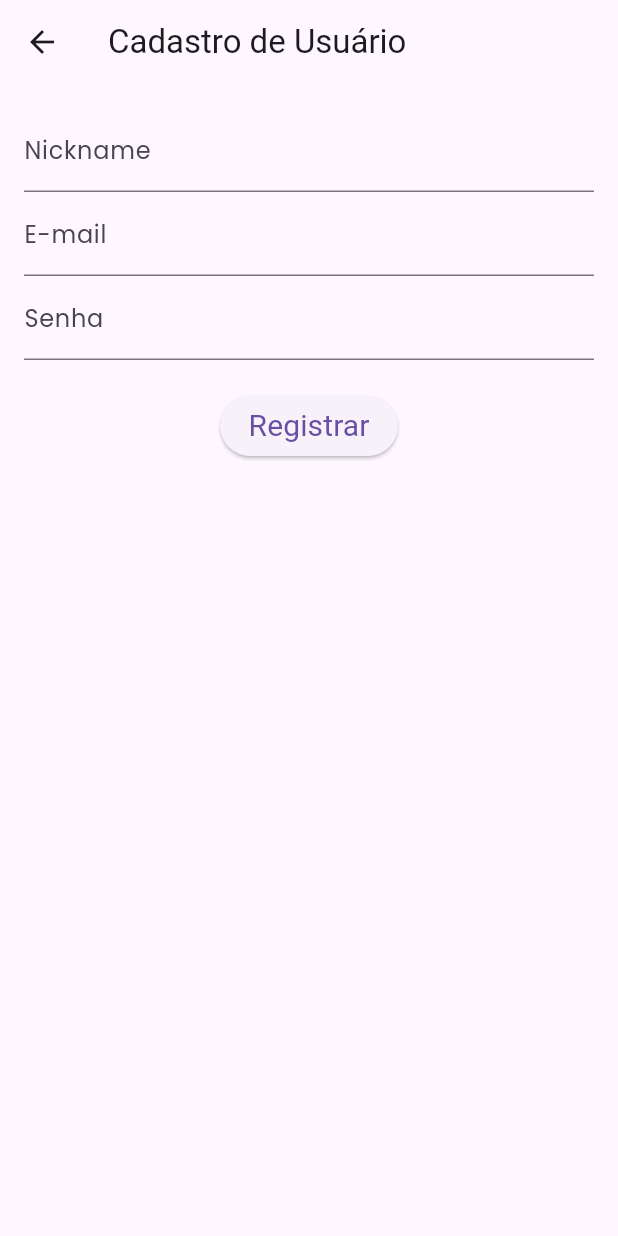
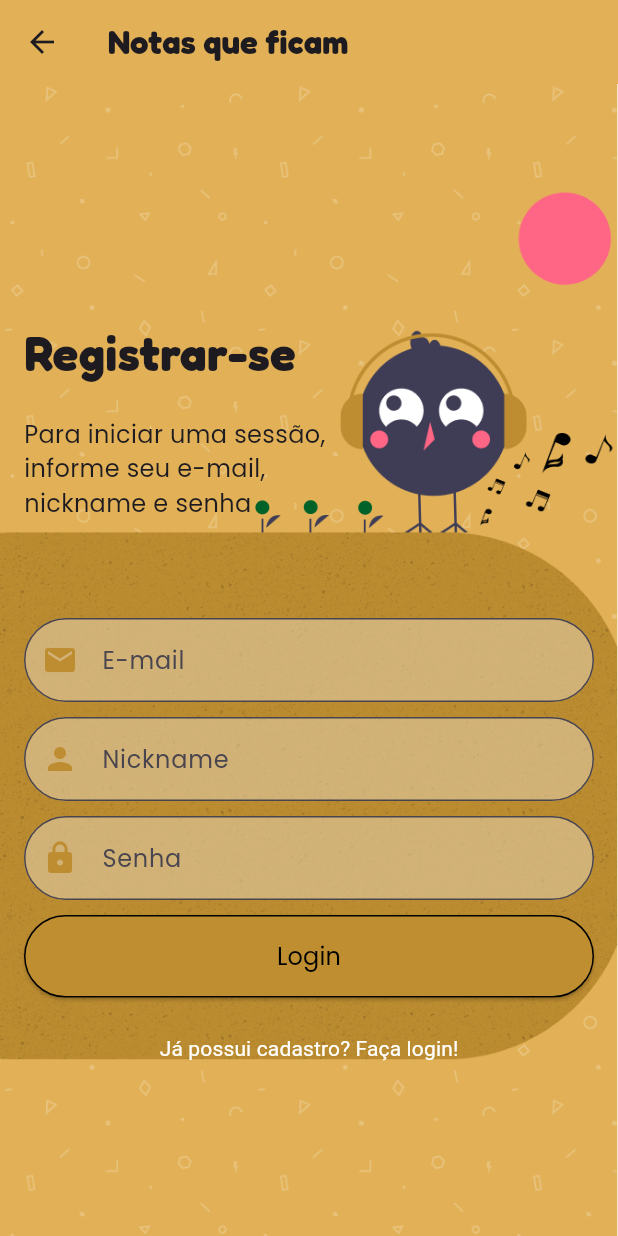
Before and after one commit to irythill/notas_que_ficam, a Flutter app: the RegisterScreen screen opened directly, on a phone screen of 412 x 824 dp. Run offline on Flutter 3.47's test engine with Material 3 defaults, Android fonts, the light colour scheme and no system bars; our stand-ins replace audioplayers, sqflite; accounts and stored records are empty; Roboto replaces fonts that are missing (RockSalt).

Commit message:
lots of changes lmao forgot to commit

```diff
--- a/lib/register_screen.dart
+++ /dev/null
@@ -1,133 +0,0 @@
-import 'package:flutter/material.dart';
-import 'services/database_helper.dart';
-import 'login_screen.dart';
-
-class RegisterScreen extends StatefulWidget {
-  const RegisterScreen({super.key});
-
-  @override
-  _RegisterScreenState createState() => _RegisterScreenState();
-}
-
-class _RegisterScreenState extends State<RegisterScreen> {
-  final _formKey = GlobalKey<FormState>();
-  final _nicknameController = TextEditingController();
-  final _emailController = TextEditingController();
-  final _passwordController = TextEditingController();
-
-  @override
-  void dispose() {
-    _nicknameController.dispose();
-    _emailController.dispose();
-    _passwordController.dispose();
-    super.dispose();
-  }
-
-  Future<void> _register() async {
-    if (_formKey.currentState!.validate()) {
-      // Verificar se o nickname já existe
-      List<Map<String, dynamic>> existingUsers =
-          await DatabaseHelper().getUsers();
-      bool nicknameExists = existingUsers
-          .any((user) => user['nickname'] == _nicknameController.text);
-      bool emailExists =
-          existingUsers.any((user) => user['email'] == _emailController.text);
-
-      if (nicknameExists) {
-        ScaffoldMessenger.of(context).showSnackBar(
-          const SnackBar(content: Text('Nickname já está em uso!')),
-        );
-        return;
-      }
-
-      if (emailExists) {
-        ScaffoldMessenger.of(context).showSnackBar(
-          const SnackBar(content: Text('E-mail já está em uso!')),
-        );
-        return;
-      }
-
-      Map<String, dynamic> user = {
-        'nickname': _nicknameController.text,
-        'email': _emailController.text,
-        'password': _passwordController.text,
-        'points': 0, // Inicializa os pontos com 0
-      };
-      await DatabaseHelper().insertUser(user);
-      ScaffoldMessenger.of(context).showSnackBar(
-        const SnackBar(content: Text('Usuário registrado com sucesso!')),
-      );
-      Navigator.of(context).pushReplacement(
-        MaterialPageRoute(builder: (context) => const LoginScreen()),
-      );
-    }
-  }
-
-  String? _validateNickname(String? value) {
-    if (value == null || value.isEmpty) {
-      return 'Por favor, informe o seu nickname!';
-    }
-    return null;
-  }
-
-  String? _validateEmail(String? value) {
-    if (value == null || value.isEmpty) {
-      return 'Por favor, informe o seu e-mail!';
-    }
-    final emailRegex = RegExp(r'^[^@]+@[^@]+\.[^@]+');
-    if (!emailRegex.hasMatch(value)) {
-      return 'Por favor, informe um e-mail válido!';
-    }
-    return null;
-  }
-
-  String? _validatePassword(String? value) {
-    if (value == null || value.isEmpty) {
-      return 'Por favor, informe a sua senha!';
-    }
-    if (value.length < 6) {
-      return 'A senha deve ter pelo menos 6 caracteres!';
-    }
-    return null;
-  }
-
-  @override
-  Widget build(BuildContext context) {
-    return Scaffold(
-      appBar: AppBar(
-        title: const Text('Cadastro de Usuário'),
-      ),
-      body: Padding(
-        padding: const EdgeInsets.all(16.0),
-        child: Form(
-          key: _formKey,
-          child: Column(
-            children: <Widget>[
-              TextFormField(
-                controller: _nicknameController,
-                decoration: const InputDecoration(labelText: 'Nickname'),
-                validator: _validateNickname,
-              ),
-              TextFormField(
-                controller: _emailController,
-                decoration: const InputDecoration(labelText: 'E-mail'),
-                validator: _validateEmail,
-              ),
-              TextFormField(
-                controller: _passwordController,
-                decoration: const InputDecoration(labelText: 'Senha'),
-                obscureText: true,
-                validator: _validatePassword,
-              ),
-              const SizedBox(height: 20),
-              ElevatedButton(
-                onPressed: _register,
-                child: const Text('Registrar'),
-              ),
-            ],
-          ),
-        ),
-      ),
-    );
-  }
-}
--- a/lib/memory_game_screen.dart
+++ b/lib/screens/memory_game_screen.dart
@@ -1,7 +1,7 @@
 import 'package:flutter/material.dart';
 import 'package:audioplayers/audioplayers.dart';
 import 'dart:async';
-import 'services/database_helper.dart';
+import '../services/database_helper.dart';
 import 'quiz_screen.dart';
 
 class MemoryGameScreen extends StatefulWidget {
--- a/lib/menu_screen.dart
+++ b/lib/screens/menu_screen.dart
@@ -2,7 +2,7 @@ import 'package:flutter/material.dart';
 import 'memory_game_screen.dart';
 import 'quiz_screen.dart';
 import 'ranking_screen.dart';
-import 'services/database_helper.dart';
+import '../services/database_helper.dart';
 import 'login_screen.dart'; // Adicione esta linha
 
 class MenuScreen extends StatefulWidget {
@@ -11,10 +11,10 @@ class MenuScreen extends StatefulWidget {
   const MenuScreen({super.key, required this.userId});
 
   @override
-  _MenuScreenState createState() => _MenuScreenState();
+  MenuScreenState createState() => MenuScreenState();
 }
 
-class _MenuScreenState extends State<MenuScreen> {
+class MenuScreenState extends State<MenuScreen> {
   String _nickname = '';
 
   @override
--- a/lib/ranking_screen.dart
+++ b/lib/screens/ranking_screen.dart
@@ -1,5 +1,5 @@
 import 'package:flutter/material.dart';
-import 'services/database_helper.dart';
+import '../services/database_helper.dart';
 
 class RankingScreen extends StatefulWidget {
   const RankingScreen({super.key});
--- /dev/null
+++ b/lib/screens/register_screen.dart
@@ -0,0 +1,214 @@
+import 'package:flutter/material.dart';
+import '../services/database_helper.dart';
+import '../widgets/home_button.dart';
+import '../widgets/custom_text_field.dart';
+import 'login_screen.dart';
+import '../styles/app_colors.dart';
+import '../styles/app_fonts.dart';
+
+class RegisterScreen extends StatefulWidget {
+  const RegisterScreen({super.key});
+
+  @override
+  RegisterScreenState createState() => RegisterScreenState();
+}
+
+class RegisterScreenState extends State<RegisterScreen> {
+  final _formKey = GlobalKey<FormState>();
+  final _nicknameController = TextEditingController();
+  final _emailController = TextEditingController();
+  final _passwordController = TextEditingController();
+
+  @override
+  void dispose() {
+    _nicknameController.dispose();
+    _emailController.dispose();
+    _passwordController.dispose();
+    super.dispose();
+  }
+
+  Future<void> _register() async {
+    if (_formKey.currentState!.validate()) {
+      // Verificar se o nickname já existe
+      List<Map<String, dynamic>> existingUsers =
+          await DatabaseHelper().getUsers();
+      bool nicknameExists = existingUsers
+          .any((user) => user['nickname'] == _nicknameController.text);
+      bool emailExists =
+          existingUsers.any((user) => user['email'] == _emailController.text);
+
+      if (nicknameExists) {
+        ScaffoldMessenger.of(context).showSnackBar(
+          const SnackBar(content: Text('Nickname já está em uso!')),
+        );
+        return;
+      }
+
+      if (emailExists) {
+        ScaffoldMessenger.of(context).showSnackBar(
+          const SnackBar(content: Text('E-mail já está em uso!')),
+        );
+        return;
+      }
+
+      Map<String, dynamic> user = {
+        'nickname': _nicknameController.text,
+        'email': _emailController.text,
+        'password': _passwordController.text,
+        'points': 0, // Inicializa os pontos com 0
+      };
+      await DatabaseHelper().insertUser(user);
+      ScaffoldMessenger.of(context).showSnackBar(
+        const SnackBar(content: Text('Usuário registrado com sucesso!')),
+      );
+      Navigator.of(context).pushReplacement(
+        MaterialPageRoute(builder: (context) => const LoginScreen()),
+      );
+    }
+  }
+
+  String? _validateNickname(String? value) {
+    if (value == null || value.isEmpty) {
+      return 'Por favor, informe o seu nickname!';
+    }
+    return null;
+  }
+
+  String? _validateEmail(String? value) {
+    if (value == null || value.isEmpty) {
+      return 'Por favor, informe o seu e-mail!';
+    }
+    final emailRegex = RegExp(r'^[^@]+@[^@]+\.[^@]+');
+    if (!emailRegex.hasMatch(value)) {
+      return 'Por favor, informe um e-mail válido!';
+    }
+    return null;
+  }
+
+  String? _validatePassword(String? value) {
+    if (value == null || value.isEmpty) {
+      return 'Por favor, informe a sua senha!';
+    }
+    if (value.length < 6) {
+      return 'A senha deve ter pelo menos 6 caracteres!';
+    }
+    return null;
+  }
+
+  @override
+  Widget build(BuildContext context) {
+    return Scaffold(
+      appBar: AppBar(
+        title: const Text('Notas que ficam', style: AppTextStyles.titleSmall),
+        backgroundColor: AppColors.primaryColor,
+        leading: IconButton(
+          icon: const Icon(Icons.arrow_back),
+          onPressed: () {
+            Navigator.of(context).pop();
+          },
+        ),
+      ),
+      body: Stack(
+        children: [
+          // Imagem de fundo
+          Positioned.fill(
+            child: Image.asset(
+              'assets/images/register_form.png',
+              fit: BoxFit.cover,
+            ),
+          ),
+          LayoutBuilder(
+            builder: (context, constraints) {
+              return SingleChildScrollView(
+                child: ConstrainedBox(
+                  constraints: BoxConstraints(
+                    minHeight: constraints.maxHeight,
+                  ),
+                  child: Padding(
+                    padding: const EdgeInsets.all(16.0),
+                    child: Form(
+                      key: _formKey,
+                      child: Column(
+                        crossAxisAlignment: CrossAxisAlignment.start,
+                        children: <Widget>[
+                          const SizedBox(height: 140), // Espaço acima do título
+                          const Text(
+                            'Registrar-se',
+                            style: AppTextStyles.titleLarge,
+                          ),
+                          const SizedBox(height: 20),
+                          const SizedBox(
+                            width: 220, // Define a largura do texto descritivo
+                            child: Text(
+                              'Para iniciar uma sessão, informe seu e-mail, nickname e senha',
+                              style: AppTextStyles.bodyLarge,
+                              softWrap: true, // Garante quebra de linha
+                            ),
+                          ),
+                          const SizedBox(
+                              height: 65), // Espaço antes dos campos de entrada
+                          CustomTextField(
+                            controller: _emailController,
+                            labelText: 'E-mail',
+                            validator: _validateEmail,
+                            prefixIcon: const Icon(Icons.email),
+                            iconColor: AppColors.iconColor,
+                          ),
+                          const SizedBox(height: 10), // Espaço entre os campos
+                          CustomTextField(
+                            controller: _nicknameController,
+                            labelText: 'Nickname',
+                            obscureText: true,
+                            validator: _validateNickname,
+                            prefixIcon: const Icon(Icons.person),
+                            iconColor: AppColors.iconColor,
+                          ),
+                          const SizedBox(height: 10),
+                          CustomTextField(
+                            controller: _passwordController,
+                            labelText: 'Senha',
+                            obscureText: true,
+                            validator: _validatePassword,
+                            prefixIcon: const Icon(Icons.lock),
+                            iconColor: AppColors.iconColor,
+                          ),
+                          const SizedBox(height: 10), // Espaço antes do botão
+                          HomeButton(
+                            text: 'Login',
+                            onPressed: _register,
+                            backgroundColor: AppColors.highlightColor,
+                            textColor: Colors.black,
+                            borderSide: const BorderSide(
+                              color: Colors.black,
+                            ),
+                          ),
+                          const SizedBox(height: 10),
+                          Align(
+                            alignment: Alignment.center,
+                            child: TextButton(
+                              onPressed: () {
+                                Navigator.of(context).push(
+                                  MaterialPageRoute(
+                                    builder: (context) => const LoginScreen(),
+                                  ),
+                                );
+                              },
+                              child: const Text(
+                                  'Já possui cadastro? Faça login!',
+                                  style: TextStyle(
+                                      fontSize: 14, color: Colors.white)),
+                            ),
+                          ),
+                        ],
+                      ),
+                    ),
+                  ),
+                ),
+              );
+            },
+          ),
+        ],
+      ),
+    );
+  }
+}
--- a/lib/styles/app_colors.dart
+++ b/lib/styles/app_colors.dart
@@ -19,10 +19,12 @@ class AppColors {
 
   static const Color primaryColor = Color(0xFFE2B157);
   static const Color secondaryColor = Color(0xFF8C5A27);
-  static const Color backgroundColor = Color(0xFFFFF8E1);
   static const Color primaryTextColor = Color(0xFF4A342E);
   static const Color secondaryTextColor = Color(0xFFA37E4E);
   static const Color errorColor = Color(0xFFD9534F);
   static const Color successColor = Color(0xFF4CAF50);
   static const Color disabledColor = Color(0xFFE0E0E0);
+  static const Color highlightColor = Color(0xFFBF8E31);
+  static const Color iconColor = Color(0xFFBE8D31);
+  static const Color fillColor = Color(0x99E0CCA5);
 }
--- /dev/null
+++ b/lib/widgets/custom_text_field.dart
@@ -0,0 +1,49 @@
+import 'package:flutter/material.dart';
+import '../styles/app_colors.dart';
+
+class CustomTextField extends StatelessWidget {
+  final String labelText;
+  final bool obscureText;
+  final TextEditingController? controller;
+  final String? Function(String?)? validator;
+  final Color fillColor;
+  final Icon? prefixIcon;
+  final Color? iconColor;
+  // final Color? focusedBorderColor;
+
+  const CustomTextField({
+    required this.labelText,
+    this.obscureText = false,
+    this.controller,
+    this.validator,
+    this.fillColor =
+        AppColors.fillColor, // Cor de fundo padrão com transparência
+    this.prefixIcon,
+    this.iconColor,
+    // this.focusedBorderColor = AppColors.primaryColor,
+    super.key,
+  });
+
+  @override
+  Widget build(BuildContext context) {
+    return TextFormField(
+      controller: controller,
+      decoration: InputDecoration(
+        labelText: labelText,
+        filled: true,
+        fillColor: fillColor,
+        prefixIcon: prefixIcon != null
+            ? IconTheme(
+                data: IconThemeData(color: iconColor),
+                child: prefixIcon!,
+              )
+            : null,
+        border: OutlineInputBorder(
+          borderRadius: BorderRadius.circular(45.0),
+        ),
+      ),
+      obscureText: obscureText,
+      validator: validator,
+    );
+  }
+}
--- a/lib/widgets/home_logo.dart
+++ b/lib/widgets/home_logo.dart
@@ -9,8 +9,8 @@ class HomeLogo extends StatelessWidget {
     this.width = 250,
     this.height = 250,
     this.topPadding = 0,
-    Key? key,
-  }) : super(key: key);
+    super.key,
+  });
 
   @override
   Widget build(BuildContext context) {
--- a/pubspec.yaml
+++ b/pubspec.yaml
@@ -24,6 +24,8 @@ flutter:
   assets:
     - assets/images/nqf_logo.png
     - assets/images/home_screen_bg.png
+    - assets/images/login_form.png
+    - assets/images/register_form.png
     - assets/sounds/C.mp3
     - assets/sounds/D.mp3
     - assets/sounds/E.mp3
```
Also changed, not shown: lib/login_screen.dart (deleted, +0 -113 lines), lib/main.dart (+5 -4 lines), lib/screens/home_screen.dart (+10 -10 lines), lib/screens/login_screen.dart (added, +182 -0 lines), assets/images/login_form.png (added), assets/images/register_form.png (added), lib/screens/quiz_screen.dart (renamed from lib/quiz_screen.dart).
